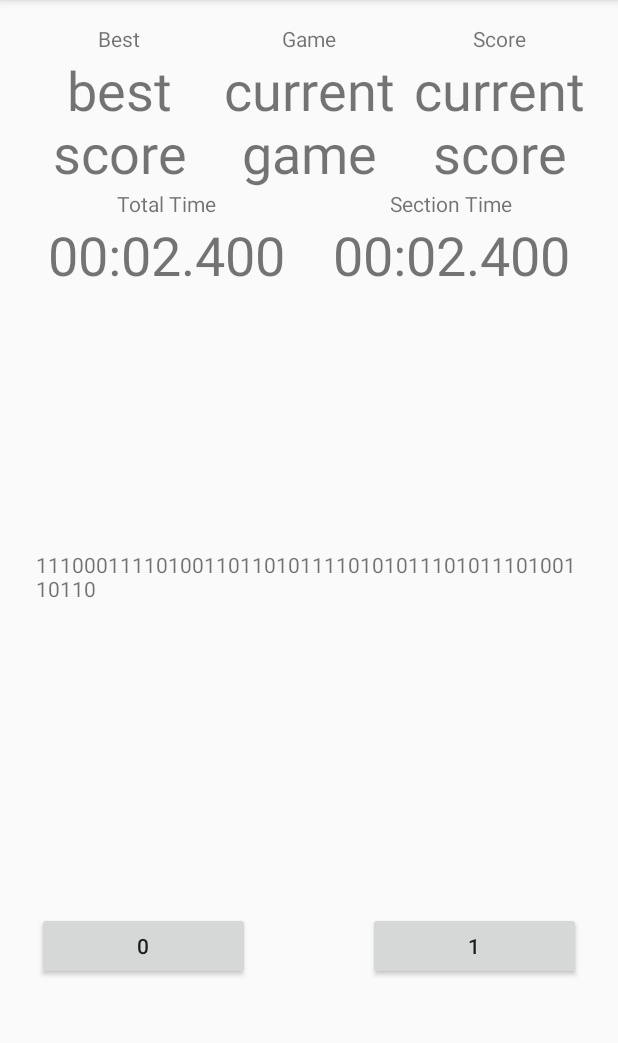
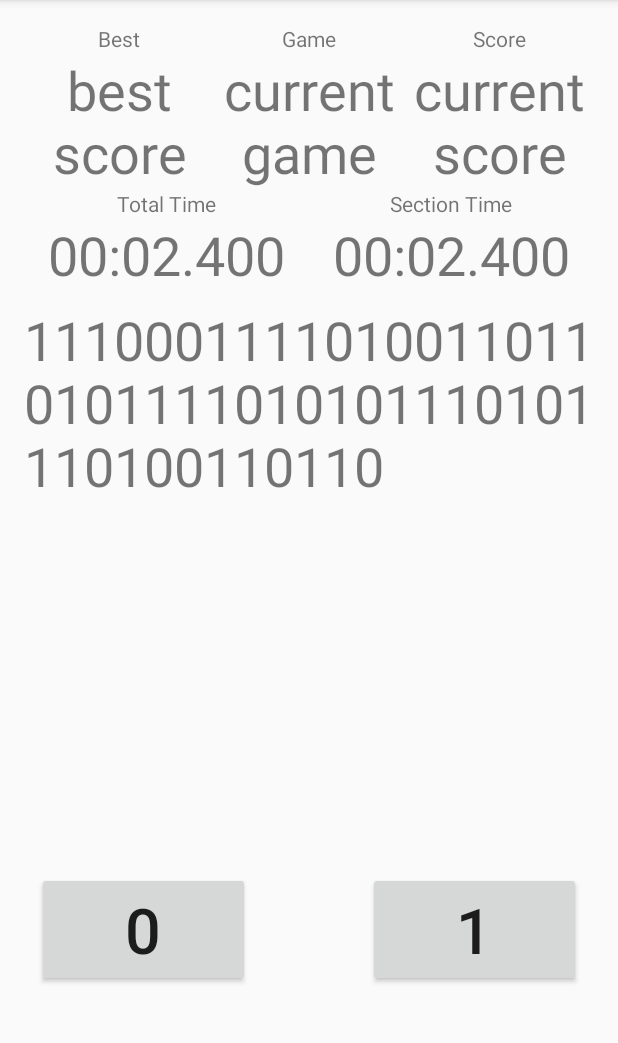
Before and after one commit to TheCompSciNoob/MinigameMarathon, an Android app: the fragment BinaryGameFragment placed in its activity, on a phone screen of 412 x 824 dp, the part 84-1127 px from its top. Run offline under Robolectric (Android 15) with nearby library versions, the phone set to English and light mode, and no system bars.

Commit message:
Fixed BinaryGameFragment and binary_game_layout for standards

```diff
--- a/app/src/main/java/com/example/chow/minigamemarathon/BinaryGameFragment.java
+++ b/app/src/main/java/com/example/chow/minigamemarathon/BinaryGameFragment.java
@@ -1,10 +1,12 @@
 package com.example.chow.minigamemarathon;
 
 import android.content.Context;
+import android.graphics.Color;
 import android.net.Uri;
 import android.os.Bundle;
 import android.support.v4.app.Fragment;
-import android.text.Html;
+import android.text.SpannableStringBuilder;
+import android.text.style.ForegroundColorSpan;
 import android.util.Log;
 import android.view.LayoutInflater;
 import android.view.View;
@@ -32,21 +34,21 @@ public class BinaryGameFragment extends GameFragment implements View.OnClickList
     private String mParam2;
 
     private OnFragmentInteractionListener mListener;
-    private int numberClicked;
-    private int leftNumber = 0;
-    private int rightNumber = 1;
-    private boolean buttonPressed = false;
-    private int score;
-    private boolean done;
-    private String gameText;
+    private char numberClicked;
+    private char numberLeft = '0';
+    private char numberRight = '1';
+    private SpannableStringBuilder gameText;
     private BinaryGame game;
-    private StringBuilder b;
     private TextView binaryText;
     private Button buttonLeft;
     private Button buttonRight;
+    private ForegroundColorSpan textColor;
+    private int currentIndex;
+    private int score;
 
     public BinaryGameFragment() {
         // Required empty public constructor
+        super();
     }
 
     /**
@@ -80,19 +82,19 @@ public class BinaryGameFragment extends GameFragment implements View.OnClickList
     public View onCreateView(LayoutInflater inflater, ViewGroup container,
                              Bundle savedInstanceState) {
         // Inflate the layout for this fragment
-        View v = inflater.inflate(R.layout.fragment_binary_game, container, false);
+        View v = inflater.inflate(R.layout.binary_game_layout, container, false);
         //Wires widgets
         game = new BinaryGame();
-        gameText = game.getBinaryString();
-        b = new StringBuilder(gameText);
+        gameText = new SpannableStringBuilder(game.getBinaryString());
         binaryText = v.findViewById(R.id.binary_view);
         buttonLeft = v.findViewById(R.id.button_left);
         buttonRight = v.findViewById(R.id.button_right);
         buttonLeft.setOnClickListener(this);
         buttonRight.setOnClickListener(this);
-        binaryText.setText(gameText);
-        buttonLeft.setText(leftNumber + "");
-        buttonRight.setText(rightNumber + "");
+        binaryText.setText(gameText, TextView.BufferType.SPANNABLE);
+        buttonLeft.setText(numberLeft + "");
+        buttonRight.setText(numberRight + "");
+        currentIndex = 0;
         return v;
     }
 
@@ -123,58 +125,81 @@ public class BinaryGameFragment extends GameFragment implements View.OnClickList
     public void onClick(View view) {
         switch(view.getId()){
             case R.id.button_left:
-                numberClicked = leftNumber;
-                buttonPressed = true;
+                numberClicked = numberLeft;
                 break;
             case R.id.button_right:
-                numberClicked = rightNumber;
-                buttonPressed = true;
+                numberClicked = numberRight;
                 break;
             default:
                 Log.wtf("BinaryGameFragment","You should not see this.");
-                buttonPressed = false;
                 break;
         }
-        int currentIndex = 0;
-        done = false;
-        score = 0;
-        if (currentIndex <= gameText.length() - 1) {
-            if (numberClicked == Integer.parseInt(gameText.substring(currentIndex, currentIndex + 1))) {
-                b.append(gameText);
-                String toReplace = "<font color=#d6d6d6" + gameText.substring(currentIndex, currentIndex + 1) + "</font>";
-                b.deleteCharAt(currentIndex);
-                //TODO: Fix offset bug
-                b.insert(currentIndex + 1, toReplace);
-                //TODO: Figure out if this is actually the right way to do it
-                currentIndex += toReplace.length() - 1;
-                binaryText.setText(Html.fromHtml(b.toString()));
+        if(textColor != null){
+            gameText.removeSpan(textColor);
+        }
+        if(!isSolved()){
+            if(numberClicked == gameText.charAt(currentIndex)){
+                currentIndex++;
                 score++;
-                //Random number test for switching buttons
-                if ((int) (Math.random() * 100 + 1) < 36) {
-                    buttonRight.setText(leftNumber + "");
-                    buttonLeft.setText(rightNumber + "");
-                } else {
-                    buttonRight.setText(rightNumber + "");
-                    buttonLeft.setText(leftNumber + "");
-                }
-            } else {
-                b.append(gameText);
-                String toReplace = "<font color=#d81c1c" + gameText.substring(currentIndex, currentIndex + 1) + "</font>";
-                b.deleteCharAt(currentIndex);
-                b.insert(currentIndex + 1, toReplace);
-                currentIndex += toReplace.length() - 1;
-                binaryText.setText(Html.fromHtml(b.toString()));
-                if ((int) (Math.random() * 100 + 1) < 36) {
-                    buttonRight.setText(leftNumber + "");
-                    buttonLeft.setText(rightNumber + "");
-                } else {
-                    buttonRight.setText(rightNumber + "");
-                    buttonLeft.setText(leftNumber + "");
-                }
+                textColor = new ForegroundColorSpan(Color.RED);
+                gameText.setSpan(textColor,0,currentIndex,0);
+                binaryText.setText(gameText,TextView.BufferType.SPANNABLE);
             }
-        } else {
-            done = true;
+            else{
+                currentIndex = 0;
+                binaryText.setText(gameText);
+            }
+            if(Math.random() < 0.36){
+                swap();
+            }
         }
+//        done = false;
+//        score = 0;
+//        if (currentIndex <= gameText.length() - 1) {
+//            if (numberClicked == Integer.parseInt(gameText.substring(currentIndex, currentIndex + 1))) {
+//                b.append(gameText);
+//                String toReplace = "<font color=#d6d6d6" + gameText.substring(currentIndex, currentIndex + 1) + "</font>";
+//                b.deleteCharAt(currentIndex);
+//                //TODO: Fix offset bug
+//                b.insert(currentIndex + 1, toReplace);
+//                //TODO: Figure out if this is actually the right way to do it
+//                currentIndex += toReplace.length() - 1;
+//                binaryText.setText(Html.fromHtml(b.toString()));
+//                score++;
+//                //Random number test for switching buttons
+//                if ((int) (Math.random() * 100 + 1) < 36) {
+//                    buttonRight.setText(numberLeft + "");
+//                    buttonLeft.setText(numberRight + "");
+//                } else {
+//                    buttonRight.setText(numberRight + "");
+//                    buttonLeft.setText(numberLeft + "");
+//                }
+//            } else {
+//                b.append(gameText);
+//                String toReplace = "<font color=#d81c1c" + gameText.substring(currentIndex, currentIndex + 1) + "</font>";
+//                b.deleteCharAt(currentIndex);
+//                b.insert(currentIndex + 1, toReplace);
+//                currentIndex += toReplace.length() - 1;
+//                binaryText.setText(Html.fromHtml(b.toString()));
+//                if ((int) (Math.random() * 100 + 1) < 36) {
+//                    buttonRight.setText(numberLeft + "");
+//                    buttonLeft.setText(numberRight + "");
+//                } else {
+//                    buttonRight.setText(numberRight + "");
+//                    buttonLeft.setText(numberLeft + "");
+//                }
+//            }
+//        } else {
+//            done = true;
+//        }
+    }
+
+    private void swap() {
+        char temp = numberLeft;
+        numberLeft = numberRight;
+        numberRight = temp;
+        buttonLeft.setText(numberLeft + "");
+        buttonRight.setText(numberRight + "");
     }
 
 
@@ -185,7 +210,7 @@ public class BinaryGameFragment extends GameFragment implements View.OnClickList
 
     @Override
     public boolean isSolved() {
-        return done;
+        return currentIndex >= gameText.length();
     }
 
     /**
--- a/app/src/main/res/layout/fragment_binary_game.xml
+++ b/app/src/main/res/layout/binary_game_layout.xml
@@ -23,23 +23,24 @@
 
     <TextView
         android:id="@+id/binary_view"
-        android:layout_width="364dp"
-        android:layout_height="95dp"
+        android:layout_width="0dp"
+        android:layout_height="0dp"
         android:layout_marginBottom="8dp"
         android:layout_marginEnd="8dp"
         android:layout_marginStart="8dp"
         android:layout_marginTop="8dp"
         android:text="TextView"
-        app:layout_constraintBottom_toBottomOf="parent"
+        android:textSize="36sp"
+        app:layout_constraintBottom_toTopOf="@+id/button_left"
         app:layout_constraintEnd_toEndOf="parent"
         app:layout_constraintStart_toStartOf="parent"
-        app:layout_constraintTop_toTopOf="parent"
-        app:layout_constraintVertical_bias="0.547" />
+        app:layout_constraintTop_toBottomOf="@+id/include" />
 
     <Button
         android:id="@+id/button_left"
+        android:textSize="42sp"
         android:layout_width="142dp"
-        android:layout_height="45dp"
+        android:layout_height="wrap_content"
         android:layout_marginBottom="8dp"
         android:layout_marginEnd="8dp"
         android:layout_marginTop="8dp"
@@ -53,8 +54,9 @@
 
     <Button
         android:id="@+id/button_right"
+        android:textSize="42sp"
         android:layout_width="142dp"
-        android:layout_height="45dp"
+        android:layout_height="wrap_content"
         android:layout_marginBottom="8dp"
         android:layout_marginEnd="8dp"
         android:layout_marginStart="8dp"
```
